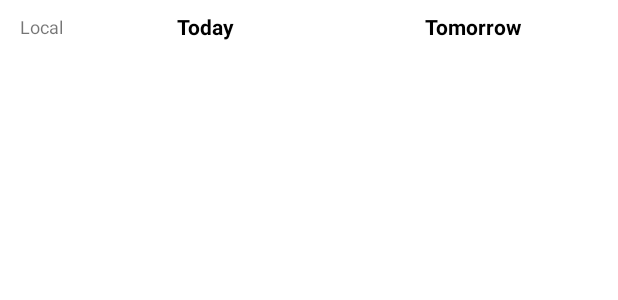
After one commit to leesohyun13/local-weather, an Android app: the layout item_local_weather_title.xml on its own in the app's theme, with its tools: preview values and no code run, on a phone screen of 412 x 824 dp. The commit adds this screen. Shown: the top 300 px of the screen. Run offline under Robolectric (Android 15) with nearby library versions, the phone set to English and light mode, and no system bars.

Commit message:
Add LocalWeatherAdapter and Apply MainActivity.kt

```diff
--- /dev/null
+++ b/app/src/main/res/layout/item_local_weather_title.xml
@@ -0,0 +1,49 @@
+<?xml version="1.0" encoding="utf-8"?>
+<layout xmlns:android="http://schemas.android.com/apk/res/android"
+    xmlns:app="http://schemas.android.com/apk/res-auto">
+
+    <androidx.constraintlayout.widget.ConstraintLayout
+        android:layout_width="match_parent"
+        android:layout_height="wrap_content"
+        android:layout_marginHorizontal="8dp"
+        android:layout_marginVertical="8dp">
+
+        <TextView
+            android:id="@+id/location"
+            android:layout_width="0dp"
+            android:textSize="12sp"
+            android:text="Local"
+            android:textAlignment="center"
+            android:layout_height="wrap_content"
+            app:layout_constraintBottom_toBottomOf="parent"
+            app:layout_constraintLeft_toLeftOf="parent"
+            app:layout_constraintTop_toTopOf="parent"
+            app:layout_constraintWidth_percent="0.1" />
+
+        <TextView
+            android:id="@+id/today_layout"
+            android:layout_width="0dp"
+            android:layout_height="wrap_content"
+            android:text="Today"
+            android:textColor="@color/black"
+            android:textStyle="bold"
+            android:textAlignment="center"
+            app:layout_constraintLeft_toRightOf="@id/location"
+            app:layout_constraintRight_toLeftOf="@id/tomorrow_layout"
+            app:layout_constraintTop_toTopOf="parent"
+            app:layout_constraintWidth_percent="0.45"/>
+
+        <TextView
+            android:id="@+id/tomorrow_layout"
+            android:layout_width="0dp"
+            android:layout_height="wrap_content"
+            android:text="Tomorrow"
+            android:textColor="@color/black"
+            android:textStyle="bold"
+            android:textAlignment="center"
+            app:layout_constraintLeft_toRightOf="@id/today_layout"
+            app:layout_constraintRight_toRightOf="parent"
+            app:layout_constraintTop_toTopOf="parent"
+            app:layout_constraintWidth_percent="0.45"/>
+    </androidx.constraintlayout.widget.ConstraintLayout>
+</layout>
```
Also changed, not shown: app/src/main/java/com/sohyun/localweather/Extension.kt (added, +24 -0 lines), app/src/main/java/com/sohyun/localweather/ui/LocalWeatherAdapter.kt (added, +91 -0 lines), app/src/main/java/com/sohyun/localweather/ui/MainActivity.kt (+13 -5 lines), app/src/main/java/com/sohyun/localweather/ui/MainViewModel.kt (+67 -10 lines), app/src/main/res/layout/activity_main.xml (+32 -0 lines), app/src/main/res/layout/item_local_weather.xml (added, +120 -0 lines).
